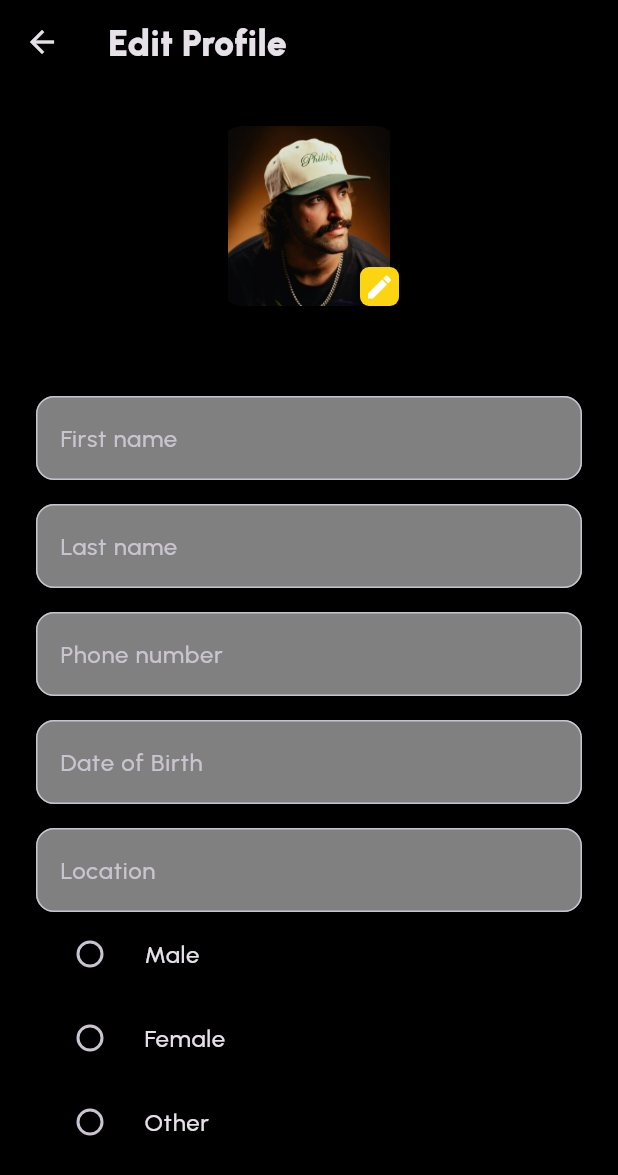
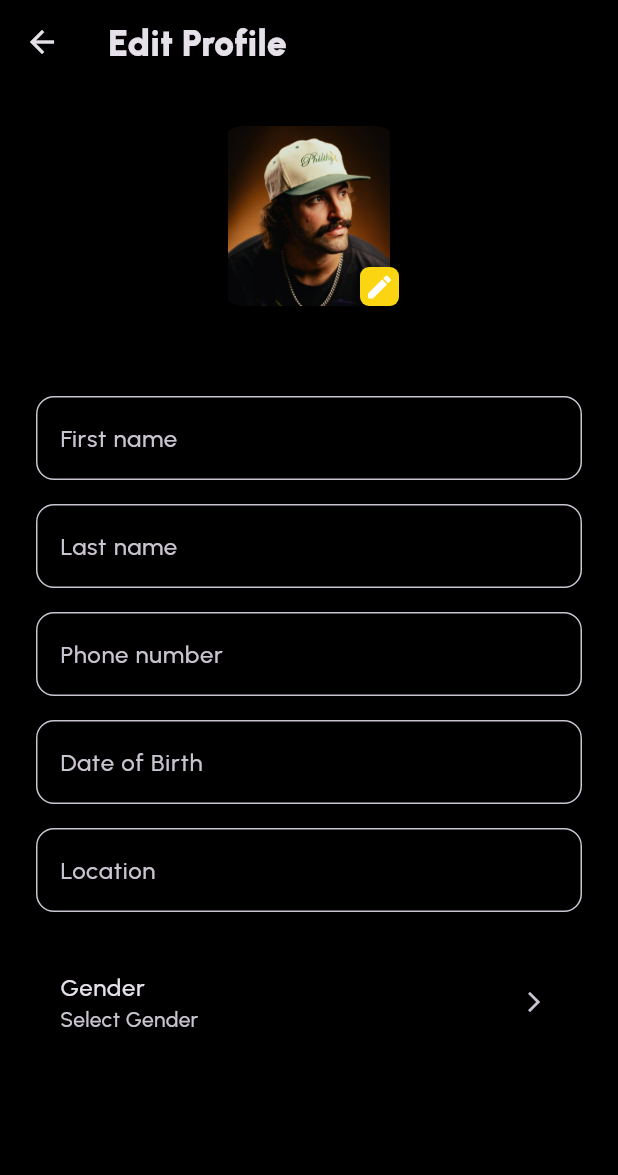
Before and after one commit to rhitverse/flutter, a Flutter app: the EditProfilePage screen opened by its route, on a phone screen of 412 x 824 dp. Shown: the top 1175 px of the screen. Run offline on Flutter 3.47's test engine with Material 3 defaults, Android fonts, the light colour scheme and no system bars; our stand-ins replace flutter_svg.

Commit message:
flutter12

```diff
--- a/lib/components/app_text_field.dart
+++ b/lib/components/app_text_field.dart
@@ -1,3 +1,4 @@
+import 'package:coading/styles/app_colors.dart';
 import 'package:flutter/material.dart';
 
 class AppTextField extends StatelessWidget {
@@ -13,7 +14,7 @@ class AppTextField extends StatelessWidget {
           borderRadius: BorderRadius.all(Radius.circular(12)),
         ),
         filled: true,
-        fillColor: Colors.white.withOpacity(0.5),
+        fillColor: AppColors.fieldcolor,
       ),
     );
   }
--- a/lib/config/app_strings.dart
+++ b/lib/config/app_strings.dart
@@ -31,5 +31,6 @@ class AppStrings {
   static const male = 'Male';
   static const female = 'Female';
   static const other = 'Other';
+  static const gender = 'Gender';
 
 }
--- a/lib/pages/edit_profile_page.dart
+++ b/lib/pages/edit_profile_page.dart
@@ -5,7 +5,10 @@ import 'package:coading/config/app_strings.dart';
 import 'package:coading/styles/app_colors.dart';
 import 'package:flutter/material.dart';
 
-enum Gender { none,male, female, other}
+import 'gender_selection_page.dart';  // new file banayenge
+
+enum Gender { none, male, female, custom, preferNot }
+
 class EditProfilePage extends StatefulWidget {
   EditProfilePage({super.key});
 
@@ -16,6 +19,21 @@ class EditProfilePage extends StatefulWidget {
 class _EditProfilePageState extends State<EditProfilePage> {
   var gender = Gender.none;
 
+  String getGenderText() {
+    switch (gender) {
+      case Gender.male:
+        return "Male";
+      case Gender.female:
+        return "Female";
+      case Gender.custom:
+        return "Custom";
+      case Gender.preferNot:
+        return "Prefer not to say";
+      default:
+        return "Select Gender";
+    }
+  }
+
   @override
   Widget build(BuildContext context) {
     return Scaffold(
@@ -24,67 +42,53 @@ class _EditProfilePageState extends State<EditProfilePage> {
         child: Padding(
           padding: const EdgeInsets.all(24.0),
           child: Column(
-            children:[
+            children: [
               Stack(
-                    children: [
-                      UserAvatar(
-                        size: 120,
-                              ),
-                      Positioned(bottom: 0,right: 0,
-                          child: Container(
-                              padding: const EdgeInsetsGeometry.all(3),
-                              decoration: BoxDecoration(
-                                  color: AppColors.primary,
-                                  borderRadius: BorderRadius.all(Radius.circular(6))),
-                              child: Icon(Icons.edit,size: 20,)))
-                            ],
-                          ),
-              SizedBox(
-                height: 60,
+                children: [
+                  UserAvatar(size: 120),
+                  Positioned(
+                    bottom: 0,
+                    right: 0,
+                    child: Container(
+                      padding: const EdgeInsets.all(3),
+                      decoration: BoxDecoration(
+                        color: AppColors.primary,
+                        borderRadius: BorderRadius.all(Radius.circular(6)),
+                      ),
+                      child: Icon(Icons.edit, size: 20),
+                    ),
+                  )
+                ],
               ),
+              SizedBox(height: 60),
               AppTextField(hint: 'First name'),
-              SizedBox(
-                height: 16,
-              ),
+              SizedBox(height: 16),
               AppTextField(hint: 'Last name'),
-              SizedBox(
-                height: 16,
-              ),
+              SizedBox(height: 16),
               AppTextField(hint: 'Phone number'),
-              SizedBox(
-                height: 16,
-              ),
+              SizedBox(height: 16),
               AppTextField(hint: 'Date of Birth'),
               SizedBox(height: 16),
               AppTextField(hint: 'Location'),
-              RadioListTile(
-                title: Text(AppStrings.male),
-                  value: Gender.male,
-                groupValue:gender,
-                onChanged: (value){
+              SizedBox(height: 24),
+
+              // Gender field
+              ListTile(
+                title: Text("Gender"),
+                subtitle: Text(getGenderText()),
+                trailing: Icon(Icons.arrow_forward_ios, size: 16),
+                onTap: () async {
+                  final result = await Navigator.push(
+                    context,
+                    MaterialPageRoute(
+                      builder: (_) => GenderSelectionPage(selectedGender: gender),
+                    ),
+                  );
+                  if (result != null) {
                     setState(() {
-                      gender = Gender.male;
+                      gender = result;
                     });
-                },
-              ),
-              RadioListTile(
-                title: Text(AppStrings.female),
-                value: Gender.female,
-                groupValue:gender,
-                onChanged: (value){
-                  setState(() {
-                    gender = Gender.female;
-                  });
-                },
-              ),
-              RadioListTile(
-                title: Text(AppStrings.other),
-                value: Gender.other,
-                groupValue:gender,
-                onChanged: (value){
-                setState(() {
-                  gender = Gender.other;
-                });
+                  }
                 },
               ),
             ],
--- a/lib/pages/login_page.dart
+++ b/lib/pages/login_page.dart
@@ -1,6 +1,7 @@
 import 'package:coading/config/app_icon.dart';
 import 'package:coading/config/app_routes.dart';
 import 'package:coading/config/app_strings.dart';
+import 'package:coading/styles/app_colors.dart';
 import 'package:flutter/material.dart';
 
 class LoginPage extends StatelessWidget {
@@ -38,7 +39,7 @@ class LoginPage extends StatelessWidget {
                       borderRadius: BorderRadius.all(Radius.circular(12)),
                     ),
                     filled: true,
-                    fillColor: Colors.white.withOpacity(0.5),
+                    fillColor: AppColors.fieldcolor,
                   ),
                 ),
                 SizedBox(height: 16),
@@ -49,7 +50,7 @@ class LoginPage extends StatelessWidget {
                       borderRadius: BorderRadius.all(Radius.circular(12)),
                     ),
                     filled: true,
-                    fillColor: Colors.white.withOpacity(0.5),
+                    fillColor: AppColors.fieldcolor,
                   ),
                 ),
                 Align(
--- a/lib/styles/app_colors.dart
+++ b/lib/styles/app_colors.dart
@@ -8,4 +8,5 @@ class AppColors {
   static const background = Color(0xff000000);
   static const black = Color(0x0ff00000);
   static const white = Color(0xffffffff);
+  static const fieldcolor = Color(0xff000000);
 }
```
Also changed, not shown: lib/pages/gender_selection_page.dart (added, +86 -0 lines).
